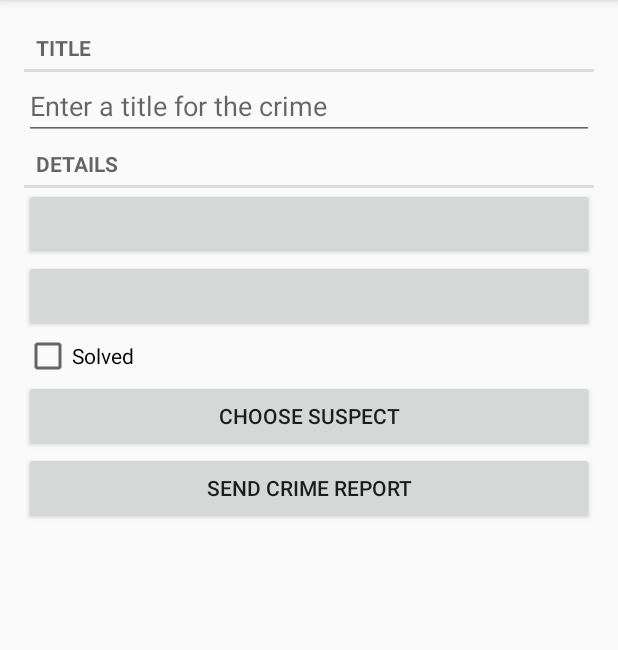
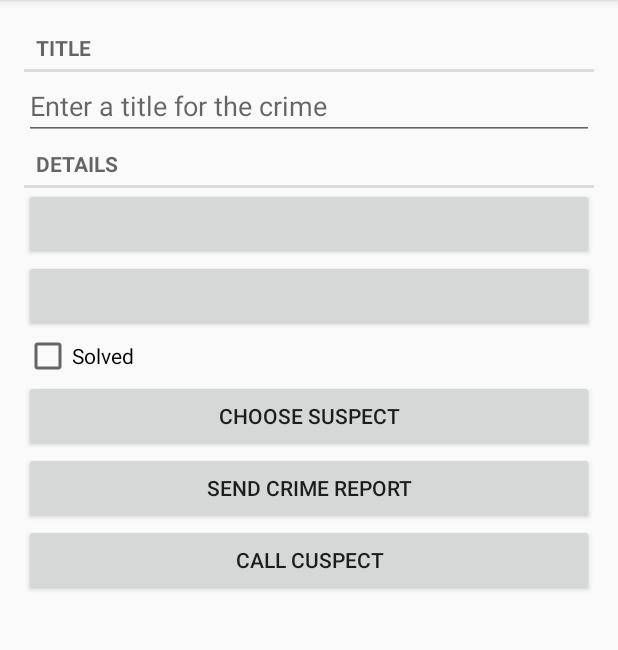
Before and after one commit to Farma20/Crime_Intent_mobile, an Android app: the CrimeListFragment screen opened directly, with no data from a screen before it, after a tap on "New Crime", on a phone screen of 412 x 824 dp, the part 84-734 px from its top. Run offline under Robolectric (Android 15) with nearby library versions, the phone set to English and light mode, and no system bars; our stand-ins replace Room's generated code; 1 statement that could not run was skipped.

```diff
--- a/app/src/main/AndroidManifest.xml
+++ b/app/src/main/AndroidManifest.xml
@@ -1,6 +1,8 @@
 <?xml version="1.0" encoding="utf-8"?>
 <manifest xmlns:android="http://schemas.android.com/apk/res/android"
     xmlns:tools="http://schemas.android.com/tools">
+
+    <uses-permission android:name="android.permission.READ_CONTACTS" />
 
     <application
         android:name=".CriminalIntentApplication"
--- a/app/src/main/java/com/bignerdranch/android/criminalintent/Crime.kt
+++ b/app/src/main/java/com/bignerdranch/android/criminalintent/Crime.kt
@@ -12,6 +12,6 @@ data class Crime(@PrimaryKey var id: UUID = UUID.randomUUID(),
                  var title:String = "",
                  var date: Date = Date(),
                  var isSolved:Boolean = false,
-                 var suspect: String = ""
-                 )
+                 var suspect: String = "",
+                 var suspectNumber: String = "")
 //                 var requiredPolice: Int = (0..1).random())
--- a/app/src/main/java/com/bignerdranch/android/criminalintent/CrimeFragment.kt
+++ b/app/src/main/java/com/bignerdranch/android/criminalintent/CrimeFragment.kt
@@ -3,6 +3,8 @@ package com.bignerdranch.android.criminalintent
 import android.annotation.SuppressLint
 import android.app.Activity
 import android.content.Intent
+import android.content.pm.PackageManager
+import android.content.pm.ResolveInfo
 import android.icu.text.MessageFormat.format
 import android.net.Uri
 import android.os.Bundle
@@ -23,10 +25,12 @@ import androidx.lifecycle.Observer
 import androidx.lifecycle.ViewModelProvider
 import androidx.lifecycle.ViewModelProviders
 import java.lang.String.format
+import java.security.AccessController.checkPermission
 import java.sql.Time
 import java.text.DateFormat
 import java.text.MessageFormat.format
 import java.util.*
+import java.util.jar.Manifest
 
 private const val TAG = "CrimeFragment"
 private const val ARG_CRIME_ID = "crime_id"
@@ -46,6 +50,7 @@ class CrimeFragment: Fragment(), DatePickerFragment.Callbacks, TimePickerFragmen
     private lateinit var solvedCheckBox: CheckBox
     private lateinit var reportButton: Button
     private lateinit var suspectButton: Button
+    private lateinit var callButton: Button
 
     //определение интерфейса обратного вызова DatePickerFragment для передачи данных между Fragments
     override fun onDateSelected(date: Date) {
@@ -182,6 +187,17 @@ class CrimeFragment: Fragment(), DatePickerFragment.Callbacks, TimePickerFragmen
             setOnClickListener {
                 startActivityForResult(pickContactIntent, REQUEST_CONTACT)
             }
+
+            //Проверка на существование необходимого для открытия интента
+//            val packageManager: PackageManager = requireActivity().packageManager
+//            val resolveActivity: ResolveInfo? = packageManager.resolveActivity(
+//                pickContactIntent,
+//                PackageManager.MATCH_DEFAULT_ONLY
+//            )
+//
+//            if (resolveActivity == null)
+//                isEnabled = false
+
         }
     }
 
@@ -200,6 +216,7 @@ class CrimeFragment: Fragment(), DatePickerFragment.Callbacks, TimePickerFragmen
         solvedCheckBox = view.findViewById(R.id.crime_solved) as CheckBox
         reportButton = view.findViewById(R.id.report_button) as Button
         suspectButton = view.findViewById(R.id.suspect_button) as Button
+        callButton = view.findViewById(R.id.call_button) as Button
 
         //Настройка виджета кнопки через apply
 //        dateButton.apply {
@@ -244,6 +261,7 @@ class CrimeFragment: Fragment(), DatePickerFragment.Callbacks, TimePickerFragmen
                 //Укзать для каких полей ваш запрос должен возвращать знечения
                 val queryFields = arrayOf(ContactsContract.Contacts.DISPLAY_NAME)
 
+                //Достаем курсор, в котором хранится имя
                 if (contactUri != null){
                     val cursor = requireActivity().contentResolver.query(
                         contactUri,
--- a/app/src/main/java/com/bignerdranch/android/criminalintent/CrimeRepository.kt
+++ b/app/src/main/java/com/bignerdranch/android/criminalintent/CrimeRepository.kt
@@ -4,7 +4,7 @@ import android.content.Context
 import androidx.lifecycle.LiveData
 import androidx.room.Room
 import com.bignerdranch.android.criminalintent.database.CrimeDatabase
-import com.bignerdranch.android.criminalintent.database.migration_1_2
+import com.bignerdranch.android.criminalintent.database.migration_2_3
 import java.util.UUID
 import java.util.concurrent.Executors
 
@@ -18,7 +18,7 @@ class CrimeRepository private constructor(context: Context) {
         context.applicationContext,
         CrimeDatabase::class.java,
         DATABASE_NAME
-    ).addMigrations(migration_1_2).build()
+    ).addMigrations(migration_2_3).build()
 
     private val crimeDao = database.crimeDao()
 
--- a/app/src/main/res/layout/fragment_crime.xml
+++ b/app/src/main/res/layout/fragment_crime.xml
@@ -53,5 +53,11 @@
         android:layout_height="wrap_content"
         android:text="@string/crime_report_text" />
 
+    <Button
+        android:id="@+id/call_button"
+        android:layout_width="match_parent"
+        android:layout_height="wrap_content"
+        android:text="CALL CUSPECT" />
+
 
 </LinearLayout>
```
Also changed, not shown: app/src/main/java/com/bignerdranch/android/criminalintent/database/CrimeDatabase.kt (+10 -1 lines).
